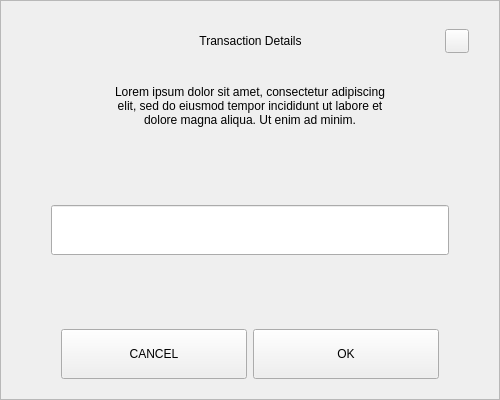
This is src/qt/bltg/forms/sendchangeaddressdialog.ui in minerric/BLTG as Qt 5 draws it before an edit. The edited form follows.
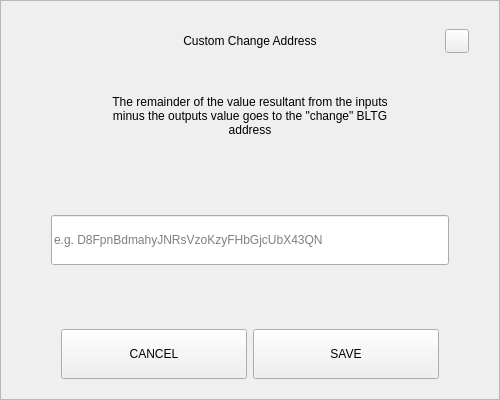
This is the edited form.

Patch:
```diff
--- a/src/qt/bltg/forms/sendchangeaddressdialog.ui
+++ b/src/qt/bltg/forms/sendchangeaddressdialog.ui
@@ -92,7 +92,7 @@
            <string notr="true">padding-left:24px;</string>
           </property>
           <property name="text">
-           <string>Transaction Details</string>
+           <string>Custom Change Address</string>
           </property>
           <property name="alignment">
            <set>Qt::AlignCenter</set>
@@ -160,11 +160,11 @@
         <property name="minimumSize">
          <size>
           <width>0</width>
-          <height>50</height>
+          <height>70</height>
          </size>
         </property>
         <property name="text">
-         <string>Lorem ipsum dolor sit amet, consectetur adipiscing elit, sed do eiusmod tempor incididunt ut labore et dolore magna aliqua. Ut enim ad minim.</string>
+         <string>The remainder of the value resultant from the inputs minus the outputs value goes to the &quot;change&quot; BLTG address</string>
         </property>
         <property name="alignment">
          <set>Qt::AlignCenter</set>
@@ -206,6 +206,9 @@
             <height>50</height>
            </size>
           </property>
+          <property name="placeholderText">
+           <string notr="true">e.g. D8FpnBdmahyJNRsVzoKzyFHbGjcUbX43QN</string>
+          </property>
          </widget>
         </item>
        </layout>
@@ -262,7 +265,7 @@
            <enum>Qt::NoFocus</enum>
           </property>
           <property name="text">
-           <string>OK</string>
+           <string>SAVE</string>
           </property>
          </widget>
         </item>
```
Left out of the diff: 2 changed lines with no effect on the pictures.
